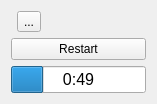
Above: src/gui/mainwindow.ui from tomasxvavra/TeaTimer before the change. Below: the same form after it.
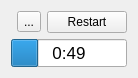
That is the form after the change. Icons and pictures are not drawn. Custom widgets are drawn as their Qt base class.

Commit message: Reset button moved to the top row.

The edit to the form file:
```diff
--- a/src/gui/mainwindow.ui
+++ b/src/gui/mainwindow.ui
@@ -6,8 +6,8 @@
    <rect>
     <x>0</x>
     <y>0</y>
-    <width>157</width>
-    <height>102</height>
+    <width>136</width>
+    <height>75</height>
    </rect>
   </property>
   <property name="windowTitle">
@@ -37,32 +37,19 @@
       </widget>
      </item>
      <item>
-      <spacer name="horizontalSpacer">
-       <property name="orientation">
-        <enum>Qt::Horizontal</enum>
+      <widget class="QPushButton" name="pushButton_restart">
+       <property name="text">
+        <string>Restart</string>
        </property>
-       <property name="sizeHint" stdset="0">
-        <size>
-         <width>40</width>
-         <height>20</height>
-        </size>
-       </property>
-      </spacer>
+      </widget>
      </item>
     </layout>
    </item>
-   <item>
-    <widget class="QPushButton" name="pushButton_restart">
-     <property name="text">
-      <string>Restart</string>
-     </property>
-    </widget>
-   </item>
    <item>
     <widget class="QProgressBar" name="progressBarRemains">
      <property name="font">
       <font>
-       <pointsize>12</pointsize>
+       <pointsize>13</pointsize>
       </font>
      </property>
      <property name="styleSheet">
```
